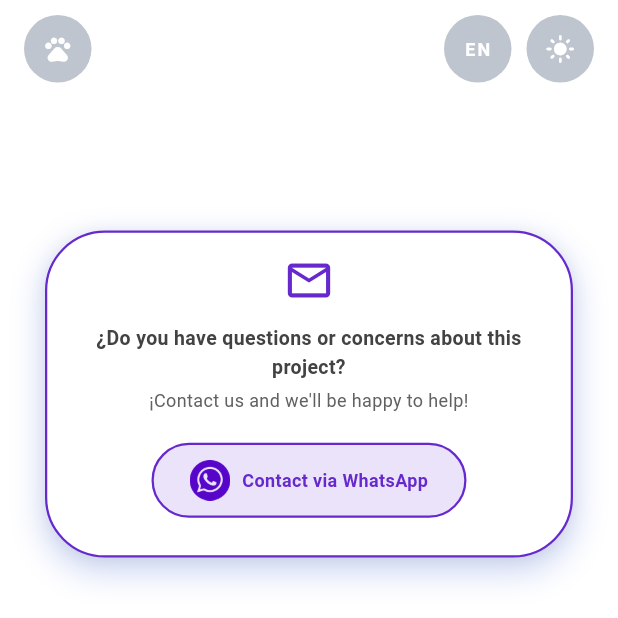
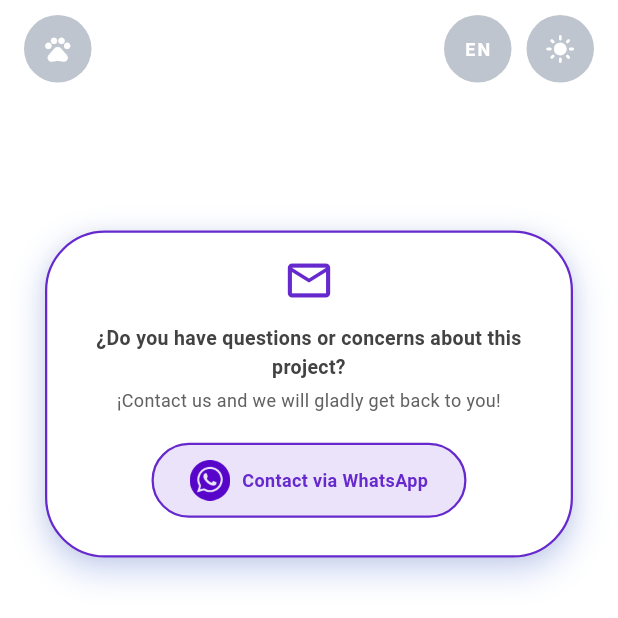
Before and after one commit to JohanaAndrade0610/pragma_cat_breeds, a Flutter app: the SupportScreen screen opened by its route, on a phone screen of 412 x 824 dp, the top half of it. Run offline on Flutter 3.47's test engine with Material 3 defaults, Android fonts, the phone set to English and light mode, and no system bars; drawn by our look-alikes of lottie; our stand-ins replace connectivity_plus, dio, equatable, flutter_bloc, get_it, go_router and 1 more; accounts and stored records are empty; network calls fail.

Commit message:
Se implementan traducciones en las ventanas de detalle y favoritos

```diff
--- a/lib/l10n/app_localizations.dart
+++ b/lib/l10n/app_localizations.dart
@@ -95,6 +95,126 @@ abstract class AppLocalizations {
     Locale('es')
   ];
 
+  /// No description provided for @details_general_information.
+  ///
+  /// In en, this message translates to:
+  /// **'General information'**
+  String get details_general_information;
+
+  /// No description provided for @details_description.
+  ///
+  /// In en, this message translates to:
+  /// **'Description'**
+  String get details_description;
+
+  /// No description provided for @details_card_origin.
+  ///
+  /// In en, this message translates to:
+  /// **'Origin'**
+  String get details_card_origin;
+
+  /// No description provided for @details_wikipedia.
+  ///
+  /// In en, this message translates to:
+  /// **'Wikipedia'**
+  String get details_wikipedia;
+
+  /// No description provided for @details_physical_characteristics.
+  ///
+  /// In en, this message translates to:
+  /// **'Physical characteristics'**
+  String get details_physical_characteristics;
+
+  /// No description provided for @details_life_expectancy.
+  ///
+  /// In en, this message translates to:
+  /// **'Life expectancy'**
+  String get details_life_expectancy;
+
+  /// No description provided for @details_weight.
+  ///
+  /// In en, this message translates to:
+  /// **'Weight'**
+  String get details_weight;
+
+  /// No description provided for @details_indoor.
+  ///
+  /// In en, this message translates to:
+  /// **'¿Does it live indoors?'**
+  String get details_indoor;
+
+  /// No description provided for @details_grooming.
+  ///
+  /// In en, this message translates to:
+  /// **'Grooming level'**
+  String get details_grooming;
+
+  /// No description provided for @details_health_issues.
+  ///
+  /// In en, this message translates to:
+  /// **'Health problems'**
+  String get details_health_issues;
+
+  /// No description provided for @details_personality_and_behavior.
+  ///
+  /// In en, this message translates to:
+  /// **'Personality and behavior'**
+  String get details_personality_and_behavior;
+
+  /// No description provided for @details_temperament.
+  ///
+  /// In en, this message translates to:
+  /// **'Temperament'**
+  String get details_temperament;
+
+  /// No description provided for @details_adaptability.
+  ///
+  /// In en, this message translates to:
+  /// **'Adaptability'**
+  String get details_adaptability;
+
+  /// No description provided for @details_stranger_friendly.
+  ///
+  /// In en, this message translates to:
+  /// **'Friendly with strangers'**
+  String get details_stranger_friendly;
+
+  /// No description provided for @details_child_friendly.
+  ///
+  /// In en, this message translates to:
+  /// **'Friendly with children'**
+  String get details_child_friendly;
+
+  /// No description provided for @details_dog_friendly.
+  ///
+  /// In en, this message translates to:
+  /// **'Friendly with dogs'**
+  String get details_dog_friendly;
+
+  /// No description provided for @details_intelligence.
+  ///
+  /// In en, this message translates to:
+  /// **'Intelligence'**
+  String get details_intelligence;
+
+  /// No description provided for @details_affection_level.
+  ///
+  /// In en, this message translates to:
+  /// **'Affection level'**
+  String get details_affection_level;
+
+  /// No description provided for @details_energy_level.
+  ///
+  /// In en, this message translates to:
+  /// **'Energy level'**
+  String get details_energy_level;
+
+  /// No description provided for @favorites_no_favorites.
+  ///
+  /// In en, this message translates to:
+  /// **'There are no cats marked as favorites yet.'**
+  String get favorites_no_favorites;
+
   /// No description provided for @footer_home.
   ///
   /// In en, this message translates to:
@@ -182,7 +302,7 @@ abstract class AppLocalizations {
   /// No description provided for @support_contact_us.
   ///
   /// In en, this message translates to:
-  /// **'¡Contact us and we\'ll be happy to help!'**
+  /// **'¡Contact us and we will gladly get back to you!'**
   String get support_contact_us;
 
   /// No description provided for @support_contact_by_whatsApp.
--- a/lib/l10n/app_localizations_en.dart
+++ b/lib/l10n/app_localizations_en.dart
@@ -7,6 +7,66 @@ import 'app_localizations.dart';
 /// The translations for English (`en`).
 class AppLocalizationsEn extends AppLocalizations {
   AppLocalizationsEn([String locale = 'en']) : super(locale);
+
+  @override
+  String get details_general_information => 'General information';
+
+  @override
+  String get details_description => 'Description';
+
+  @override
+  String get details_card_origin => 'Origin';
+
+  @override
+  String get details_wikipedia => 'Wikipedia';
+
+  @override
+  String get details_physical_characteristics => 'Physical characteristics';
+
+  @override
+  String get details_life_expectancy => 'Life expectancy';
+
+  @override
+  String get details_weight => 'Weight';
+
+  @override
+  String get details_indoor => '¿Does it live indoors?';
+
+  @override
+  String get details_grooming => 'Grooming level';
+
+  @override
+  String get details_health_issues => 'Health problems';
+
+  @override
+  String get details_personality_and_behavior => 'Personality and behavior';
+
+  @override
+  String get details_temperament => 'Temperament';
+
+  @override
+  String get details_adaptability => 'Adaptability';
+
+  @override
+  String get details_stranger_friendly => 'Friendly with strangers';
+
+  @override
+  String get details_child_friendly => 'Friendly with children';
+
+  @override
+  String get details_dog_friendly => 'Friendly with dogs';
+
+  @override
+  String get details_intelligence => 'Intelligence';
+
+  @override
+  String get details_affection_level => 'Affection level';
+
+  @override
+  String get details_energy_level => 'Energy level';
+
+  @override
+  String get favorites_no_favorites => 'There are no cats marked as favorites yet.';
 
   @override
   String get footer_home => 'Home';
@@ -51,7 +111,7 @@ class AppLocalizationsEn extends AppLocalizations {
   String get support_you_have_questions => '¿Do you have questions or concerns about this project?';
 
   @override
-  String get support_contact_us => '¡Contact us and we\'ll be happy to help!';
+  String get support_contact_us => '¡Contact us and we will gladly get back to you!';
 
   @override
   String get support_contact_by_whatsApp => 'Contact via WhatsApp';
--- a/lib/l10n/app_localizations_es.dart
+++ b/lib/l10n/app_localizations_es.dart
@@ -7,6 +7,66 @@ import 'app_localizations.dart';
 /// The translations for Spanish Castilian (`es`).
 class AppLocalizationsEs extends AppLocalizations {
   AppLocalizationsEs([String locale = 'es']) : super(locale);
+
+  @override
+  String get details_general_information => 'Información general';
+
+  @override
+  String get details_description => 'Descripción';
+
+  @override
+  String get details_card_origin => 'Origen';
+
+  @override
+  String get details_wikipedia => 'Wikipedia';
+
+  @override
+  String get details_physical_characteristics => 'Características físicas';
+
+  @override
+  String get details_life_expectancy => 'Esperanza de vida';
+
+  @override
+  String get details_weight => 'Peso';
+
+  @override
+  String get details_indoor => '¿Vive en interiores?';
+
+  @override
+  String get details_grooming => 'Nivel de cepillado';
+
+  @override
+  String get details_health_issues => 'Problemas de salud';
+
+  @override
+  String get details_personality_and_behavior => 'Personalidad y comportamiento';
+
+  @override
+  String get details_temperament => 'Temperamento';
+
+  @override
+  String get details_adaptability => 'Adaptabilidad';
+
+  @override
+  String get details_stranger_friendly => 'Amigable con extraños';
+
+  @override
+  String get details_child_friendly => 'Amigable con niños';
+
+  @override
+  String get details_dog_friendly => 'Amigable con perros';
+
+  @override
+  String get details_intelligence => 'Inteligencia';
+
+  @override
+  String get details_affection_level => 'Nivel de afecto';
+
+  @override
+  String get details_energy_level => 'Nivel de energía';
+
+  @override
+  String get favorites_no_favorites => 'No hay gatos marcados como favoritos aún.';
 
   @override
   String get footer_home => 'Inicio';
```
Also changed, not shown: lib/features/favorites/presentation/presentation/favorites_screen.dart (+6 -3 lines), lib/features/home/presentation/screens/cat_breed_detail_screen.dart (+41 -25 lines), lib/l10n/app_en.arb (+21 -1 lines), lib/l10n/app_es.arb (+20 -0 lines).
